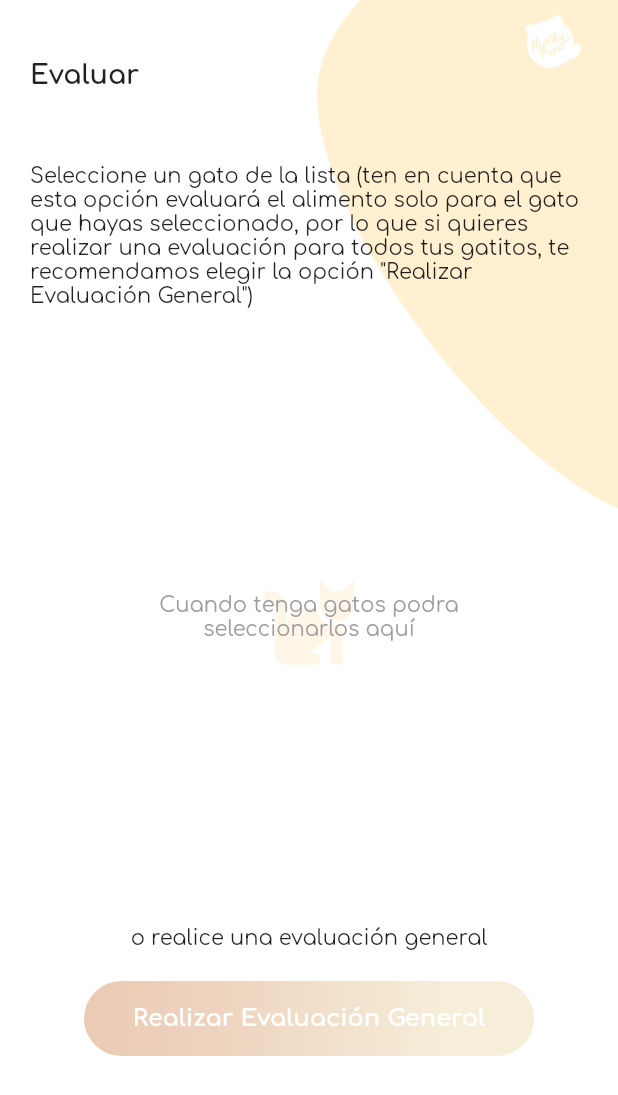
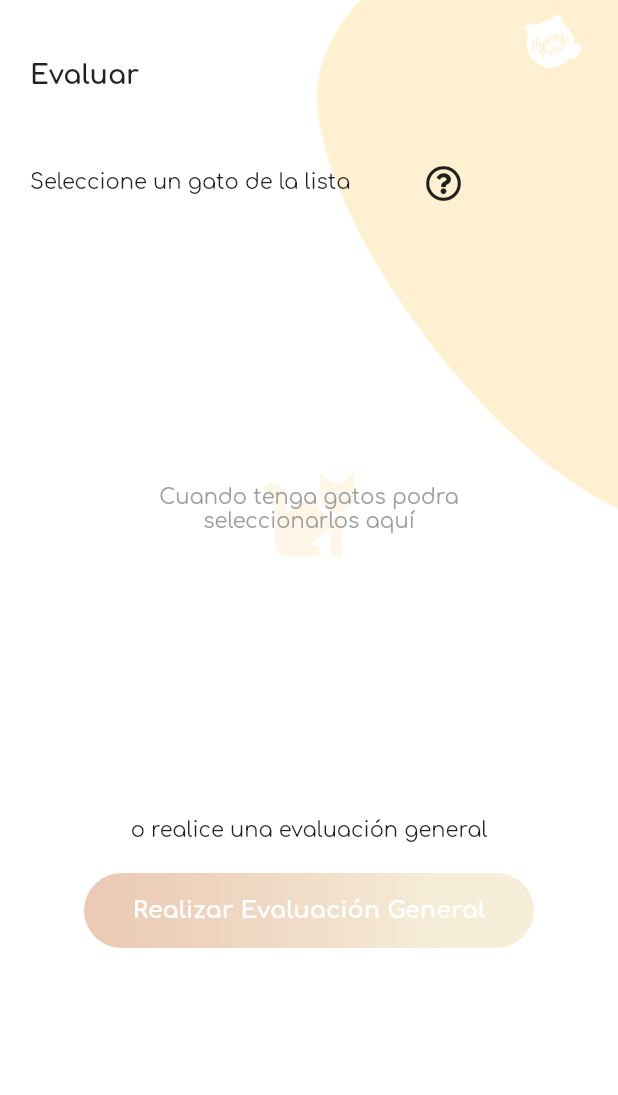
Before and after one commit to Healthy-Purr/healthy_purr_mobile, a Flutter app: the SelectCatView screen opened directly, on a phone screen of 412 x 824 dp. Shown: the top 1095 px of the screen. Run offline on Flutter 3.47's test engine with Material 2 defaults, Android fonts, the phone set to English and light mode, and no system bars; our stand-ins replace bordered_text, camera, dio, dotted_line, flutter_image_compress, flutter_local_notifications and 17 more; missing offline and left inert: google_ml_kit, tflite_flutter.

Commit message:
minor fixes

```diff
--- a/lib/utils/constants/constants.dart
+++ b/lib/utils/constants/constants.dart
@@ -83,4 +83,4 @@ const String logoutAlertDialogConfirmAction = 'Cerrar sesión';
 const String logoutAlertDialogDismissAction = 'Volver';
 
 //--------EVALUATION--------//
-const String evaluationSelectionCatMessage = 'Seleccione un gato de la lista (ten en cuenta que esta opción evaluará el alimento solo para el gato que hayas seleccionado, por lo que si quieres realizar una evaluación para todos tus gatitos, te recomendamos elegir la opción "Realizar Evaluación General")';
+const String evaluationSelectionCatMessage = '(ten en cuenta que esta opción evaluará el alimento solo para el gato que hayas seleccionado, por lo que si quieres realizar una evaluación para todos tus gatitos, te recomendamos elegir la opción "Realizar Evaluación General")';
--- a/lib/views/logged_in_views/evaluation/evaluation_result_view.dart
+++ b/lib/views/logged_in_views/evaluation/evaluation_result_view.dart
@@ -11,6 +11,7 @@ import 'dart:io';
 import '../../../utils/widgets/evaluation/evaluation_circular_charts.dart';
 import '../../../view_models/cat_view_models/cat_list_view_model.dart';
 import '../../../view_models/evaluation_view_models/evaluation_record_view_model.dart';
+import '../logged_in_view.dart';
 
 class EvaluationResultView extends StatefulWidget {
   final CatFoodAnalysis evaluationResult;
@@ -61,6 +62,13 @@ class _EvaluationResultViewState extends State<EvaluationResultView> with Ticker
 
     Provider.of<EvaluationRecordViewModel>(context, listen: false).populateEvaluationResultList().whenComplete((){
       Navigator.pop(context);
+      Future.delayed(Duration(milliseconds: 500), (){
+        Navigator.pushReplacement(context,
+            MaterialPageRoute(
+              builder: (context) => const LoggedInView(),
+            )
+        );
+      });
     });
 
     showDialog(
@@ -216,7 +224,7 @@ class _EvaluationResultViewState extends State<EvaluationResultView> with Ticker
                       radius: 25,
                       backgroundColor: primaryColor,
                       child: InkWell(
-                        child: const Icon(Icons.arrow_back_ios_rounded, size: 25.0, color: Colors.white,),
+                        child: const Icon(Icons.home, size: 25.0, color: Colors.white,),
                         onTap: (){
                           if(Provider.of<CameraViewModel>(context, listen: false).getPhotos().length == 1){
                             Provider.of<EvaluationViewModel>(context, listen: false).clearEvaluationList();
--- a/lib/views/logged_in_views/evaluation/select_cat_view.dart
+++ b/lib/views/logged_in_views/evaluation/select_cat_view.dart
@@ -1,5 +1,6 @@
 import 'package:flutter/cupertino.dart';
 import 'package:flutter/material.dart';
+import 'package:font_awesome_flutter/font_awesome_flutter.dart';
 import 'package:google_fonts/google_fonts.dart';
 import 'package:healthy_purr_mobile_app/view_models/evaluation_view_models/evaluation_view_model.dart';
 import 'package:healthy_purr_mobile_app/views/logged_in_views/camera/photos_list_view.dart';
@@ -75,7 +76,22 @@ class _SelectCatViewState extends State<SelectCatView> {
                           const SizedBox(
                             height: 50,
                           ),
-                          Text(evaluationSelectionCatMessage),
+                          Row(
+                            children: const [
+                              Text('Seleccione un gato de la lista'),
+                              SizedBox(width: 50.0),
+                              Tooltip(
+                                margin: EdgeInsets.fromLTRB(20.0, 0.0, 20.0, 0.0),
+                                waitDuration: Duration(seconds: 0),
+                                showDuration: Duration(seconds: 7),
+                                verticalOffset: 24,
+                                preferBelow: false,
+                                message: evaluationSelectionCatMessage,
+                                textStyle: TextStyle(fontSize: 11.5, color: Colors.white),
+                                child: FaIcon(FontAwesomeIcons.questionCircle),
+                              ),
+                            ],
+                          ),
                           Column(
                             children: [
                               const SelectCatList(),
```
